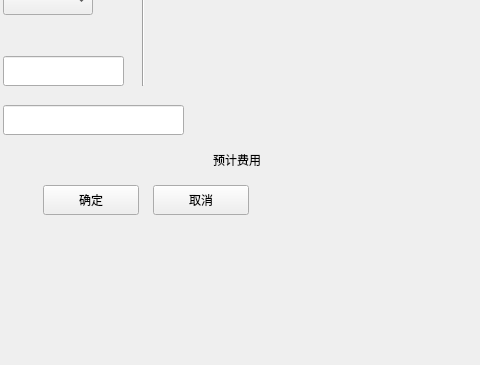
Old version of the form exchange/depositexchangecontractdialog.ui in the repository HcashOrg/hx-indicator; both pictures show x 327 to 807 and y 215 to 580 of the 960 by 580 pixel window.
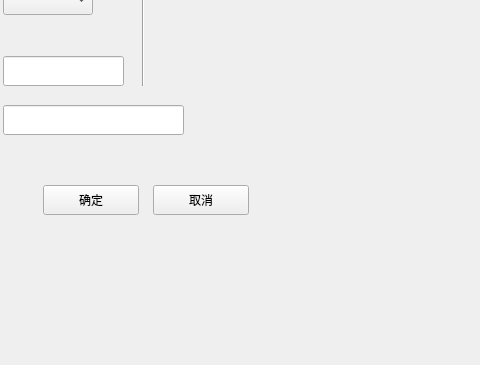
New version of the form.

```diff
--- a/exchange/depositexchangecontractdialog.ui
+++ b/exchange/depositexchangecontractdialog.ui
@@ -249,32 +249,6 @@
       <string/>
      </property>
     </widget>
-    <widget class="QLabel" name="label_3">
-     <property name="geometry">
-      <rect>
-       <x>310</x>
-       <y>230</y>
-       <width>54</width>
-       <height>30</height>
-      </rect>
-     </property>
-     <property name="text">
-      <string>预计费用</string>
-     </property>
-    </widget>
-    <widget class="QLabel" name="contractFeeLabel">
-     <property name="geometry">
-      <rect>
-       <x>370</x>
-       <y>230</y>
-       <width>120</width>
-       <height>30</height>
-      </rect>
-     </property>
-     <property name="text">
-      <string/>
-     </property>
-    </widget>
     <widget class="QStackedWidget" name="stackedWidget">
      <property name="geometry">
       <rect>
```
